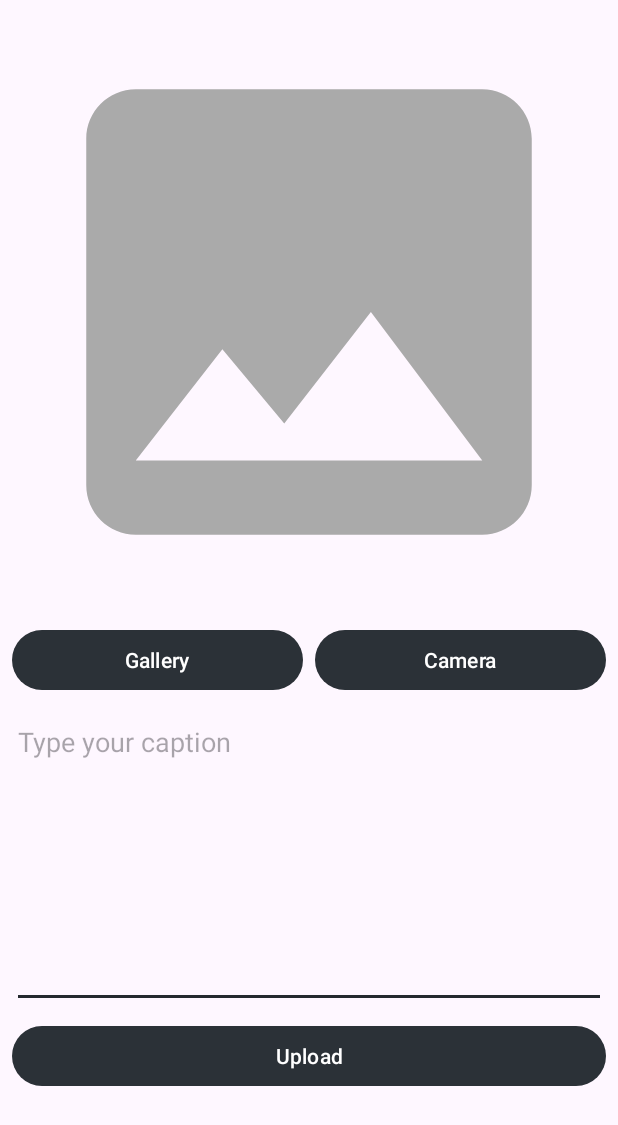
After one commit to fiknaufalh/snap-story-app, an Android app: the UploadActivity screen opened directly, with no data from a screen before it, on a phone screen of 412 x 824 dp. The commit adds this screen. Shown: the top 1125 px of the screen. Run offline under Robolectric (Android 15) with nearby library versions, the light colour scheme and no system bars; network calls fail; pictures from the network do not load.

Commit message:
feat: add upload story feature

```diff
--- a/app/src/main/AndroidManifest.xml
+++ b/app/src/main/AndroidManifest.xml
@@ -4,6 +4,7 @@
 
     <uses-permission android:name="android.permission.INTERNET" />
     <uses-permission android:name="android.permission.ACCESS_NETWORK_STATE" />
+    <uses-permission android:name="android.permission.CAMERA" />
 
     <queries>
         <package android:name="com.fiknaufalh.snapstory" />
@@ -19,6 +20,9 @@
         android:supportsRtl="true"
         android:theme="@style/Theme.SnapStory"
         tools:targetApi="31">
+        <activity
+            android:name=".view.upload.UploadActivity"
+            android:exported="false" />
         <activity
             android:name=".view.detail.DetailActivity"
             android:exported="true" />
--- a/app/src/main/java/com/fiknaufalh/snapstory/utils/ViewModelFactory.kt
+++ b/app/src/main/java/com/fiknaufalh/snapstory/utils/ViewModelFactory.kt
@@ -7,6 +7,7 @@ import com.fiknaufalh.snapstory.di.Injection
 import com.fiknaufalh.snapstory.data.MainRepository
 import com.fiknaufalh.snapstory.view.auth.AuthViewModel
 import com.fiknaufalh.snapstory.view.main.MainViewModel
+import com.fiknaufalh.snapstory.view.upload.UploadViewModel
 
 class ViewModelFactory(private val repository: MainRepository) : ViewModelProvider.NewInstanceFactory() {
 
@@ -18,6 +19,9 @@ class ViewModelFactory(private val repository: MainRepository) : ViewModelProvid
             }
             modelClass.isAssignableFrom(AuthViewModel::class.java) -> {
                 AuthViewModel(repository) as T
+            }
+            modelClass.isAssignableFrom(UploadViewModel::class.java) -> {
+                UploadViewModel(repository) as T
             }
             else -> throw IllegalArgumentException("Unknown ViewModel class: " + modelClass.name)
         }
--- a/app/src/main/java/com/fiknaufalh/snapstory/view/detail/DetailActivity.kt
+++ b/app/src/main/java/com/fiknaufalh/snapstory/view/detail/DetailActivity.kt
@@ -19,7 +19,6 @@ class DetailActivity : AppCompatActivity() {
     override fun onCreate(savedInstanceState: Bundle?) {
         super.onCreate(savedInstanceState)
         binding = ActivityDetailBinding.inflate(layoutInflater)
-        enableEdgeToEdge()
         setContentView(binding.root)
 
         val name = intent.getStringExtra(getString(R.string.passing_name))
--- a/app/src/main/java/com/fiknaufalh/snapstory/view/main/MainViewModel.kt
+++ b/app/src/main/java/com/fiknaufalh/snapstory/view/main/MainViewModel.kt
@@ -25,10 +25,6 @@ class MainViewModel(private val repository: MainRepository) : ViewModel() {
 
     private val _errorToast = MutableLiveData<Boolean?>()
     val errorToast: LiveData<Boolean?> = _errorToast
-
-    init {
-        fetchStories()
-    }
 
     fun fetchStories() {
         _isLoading.value = true
--- /dev/null
+++ b/app/src/main/java/com/fiknaufalh/snapstory/view/upload/UploadActivity.kt
@@ -0,0 +1,134 @@
+package com.fiknaufalh.snapstory.view.upload
+
+import android.Manifest
+import android.content.pm.PackageManager
+import android.net.Uri
+import android.os.Bundle
+import android.util.Log
+import android.view.View
+import android.widget.Toast
+import androidx.activity.enableEdgeToEdge
+import androidx.activity.viewModels
+import androidx.activity.result.PickVisualMediaRequest
+import androidx.activity.result.contract.ActivityResultContracts
+import androidx.appcompat.app.AppCompatActivity
+import androidx.core.content.ContextCompat
+import com.fiknaufalh.snapstory.R
+import com.fiknaufalh.snapstory.databinding.ActivityUploadBinding
+import com.fiknaufalh.snapstory.utils.ViewModelFactory
+import com.fiknaufalh.snapstory.utils.getImageUri
+import com.fiknaufalh.snapstory.utils.reduceFileImage
+import com.fiknaufalh.snapstory.utils.uriToFile
+
+class UploadActivity : AppCompatActivity() {
+
+    private lateinit var binding: ActivityUploadBinding
+    private var currentImageUri: Uri? = null
+    private val viewModel by viewModels<UploadViewModel> {
+        ViewModelFactory.getInstance(this)
+    }
+
+    override fun onCreate(savedInstanceState: Bundle?) {
+        super.onCreate(savedInstanceState)
+        enableEdgeToEdge()
+        binding = ActivityUploadBinding.inflate(layoutInflater)
+        setContentView(binding.root)
+
+        if (!allPermissionsGranted()) {
+            requestPermissionLauncher.launch(REQUIRED_PERMISSION)
+        }
+
+        binding.galleryButton.setOnClickListener { startGallery() }
+        binding.cameraButton.setOnClickListener { startCamera() }
+        binding.uploadButton.setOnClickListener { uploadImage() }
+    }
+
+    private val requestPermissionLauncher =
+        registerForActivityResult(
+            ActivityResultContracts.RequestPermission()
+        ) { isGranted: Boolean ->
+            if (isGranted) {
+                Toast.makeText(this, "Permission request granted", Toast.LENGTH_LONG).show()
+            } else {
+                Toast.makeText(this, "Permission request denied", Toast.LENGTH_LONG).show()
+            }
+        }
+
+    private fun allPermissionsGranted() =
+        ContextCompat.checkSelfPermission(
+            this,
+            REQUIRED_PERMISSION
+        ) == PackageManager.PERMISSION_GRANTED
+
+    private fun startGallery() {
+        launcherGallery.launch(PickVisualMediaRequest(ActivityResultContracts.PickVisualMedia.ImageOnly))
+    }
+
+    private val launcherGallery = registerForActivityResult(
+        ActivityResultContracts.PickVisualMedia()
+    ) { uri: Uri? ->
+        if (uri != null) {
+            currentImageUri = uri
+            showImage()
+        } else {
+            Log.d("Photo Picker", "No media selected")
+        }
+    }
+
+    private fun startCamera() {
+        currentImageUri = getImageUri(this)
+        launcherIntentCamera.launch(currentImageUri!!)
+    }
+
+    private val launcherIntentCamera = registerForActivityResult(
+        ActivityResultContracts.TakePicture()
+    ) { isSuccess ->
+        if (isSuccess) {
+            showImage()
+        }
+    }
+
+    private fun showImage() {
+        currentImageUri?.let {
+            Log.d("Image URI", "showImage: $it")
+            binding.previewImageView.setImageURI(it)
+        }
+    }
+
+    private fun uploadImage() {
+        currentImageUri?.let { uri ->
+            val imageFile = uriToFile(uri, this).reduceFileImage()
+            Log.d("Image File", "showImage: ${imageFile.path}")
+            val description = binding.captionEditText.text.toString()
+
+            showLoading(true)
+            viewModel.uploadImage(imageFile, description).observe(this) { result ->
+                if (result != null) {
+                    when (result.error) {
+                        false -> {
+                            showToast(result.message)
+                            showLoading(false)
+                        }
+                        true -> {
+                            showToast(result.message)
+                            showLoading(false)
+                        }
+                    }
+                    finish()
+                }
+            }
+        } ?: showToast(getString(R.string.empty_image_warning))
+    }
+
+    private fun showLoading(isLoading: Boolean) {
+        binding.progressIndicator.visibility = if (isLoading) View.VISIBLE else View.GONE
+    }
+
+    private fun showToast(message: String) {
+        Toast.makeText(this, message, Toast.LENGTH_SHORT).show()
+    }
+
+    companion object {
+        private const val REQUIRED_PERMISSION = Manifest.permission.CAMERA
+    }
+}
--- /dev/null
+++ b/app/src/main/res/drawable/ic_add.xml
@@ -0,0 +1,5 @@
+<vector xmlns:android="http://schemas.android.com/apk/res/android" android:height="24dp" android:tint="#FFFFFF" android:viewportHeight="24" android:viewportWidth="24" android:width="24dp">
+
+    <path android:fillColor="@android:color/white" android:pathData="M19,13h-6v6h-2v-6H5v-2h6V5h2v6h6v2z"/>
+
+</vector>
--- /dev/null
+++ b/app/src/main/res/drawable/ic_capture.xml
@@ -0,0 +1,6 @@
+<vector android:height="200dp" android:viewportHeight="100"
+    android:viewportWidth="100" android:width="200dp" xmlns:android="http://schemas.android.com/apk/res/android">
+    <path android:fillColor="@color/navy" android:pathData="M50,49.6m-50,0a50,50 0,1 1,100 0a50,50 0,1 1,-100 0"/>
+    <path android:fillColor="@color/white" android:pathData="M76.9,38h-8l-3.1,-5c-1.3,-2 -3.5,-3.2 -5.8,-3.2H40.1c-2.4,0 -4.6,1.2 -5.8,3.2l-3.1,5h-8c-1.4,0 -2.6,1.2 -2.6,2.6v26.3c0,1.4 1.2,2.6 2.6,2.6h53.8c1.4,0 2.6,-1.2 2.6,-2.6V40.6C79.5,39.2 78.3,38 76.9,38zM50,64.9c-6.5,0 -11.7,-5.3 -11.7,-11.7S43.5,41.4 50,41.4c6.5,0 11.7,5.3 11.7,11.7S56.5,64.9 50,64.9z"/>
+    <path android:fillColor="@color/white" android:pathData="M50,53.2m-8.9,0a8.9,8.9 0,1 1,17.8 0a8.9,8.9 0,1 1,-17.8 0"/>
+</vector>
--- /dev/null
+++ b/app/src/main/res/drawable/ic_place_holder.xml
@@ -0,0 +1,5 @@
+<vector android:height="24dp" android:tint="@android:color/darker_gray"
+    android:viewportHeight="24" android:viewportWidth="24"
+    android:width="24dp" xmlns:android="http://schemas.android.com/apk/res/android">
+    <path android:fillColor="@android:color/darker_gray" android:pathData="M21,19V5c0,-1.1 -0.9,-2 -2,-2H5c-1.1,0 -2,0.9 -2,2v14c0,1.1 0.9,2 2,2h14c1.1,0 2,-0.9 2,-2zM8.5,13.5l2.5,3.01L14.5,12l4.5,6H5l3.5,-4.5z"/>
+</vector>
--- /dev/null
+++ b/app/src/main/res/layout/activity_upload.xml
@@ -0,0 +1,94 @@
+<?xml version="1.0" encoding="utf-8"?>
+<ScrollView xmlns:android="http://schemas.android.com/apk/res/android"
+    xmlns:app="http://schemas.android.com/apk/res-auto"
+    xmlns:tools="http://schemas.android.com/tools"
+    android:layout_width="match_parent"
+    android:layout_height="match_parent"
+    tools:context=".view.upload.UploadActivity">
+
+    <androidx.constraintlayout.widget.ConstraintLayout
+        android:layout_width="match_parent"
+        android:layout_height="wrap_content">
+
+        <com.google.android.material.progressindicator.LinearProgressIndicator
+            android:id="@+id/progressIndicator"
+            android:layout_width="match_parent"
+            android:layout_height="wrap_content"
+            android:indeterminate="true"
+            android:visibility="gone"
+            app:layout_constraintEnd_toEndOf="parent"
+            app:layout_constraintStart_toStartOf="parent"
+            app:layout_constraintTop_toTopOf="parent" />
+
+        <ImageView
+            android:id="@+id/previewImageView"
+            android:layout_width="match_parent"
+            android:layout_height="400dp"
+            android:layout_marginStart="8dp"
+            android:layout_marginTop="8dp"
+            android:layout_marginEnd="8dp"
+            android:layout_marginBottom="8dp"
+            android:contentDescription="@string/upload_image_preview"
+            app:layout_constraintBottom_toTopOf="@+id/cameraButton"
+            app:layout_constraintEnd_toEndOf="parent"
+            app:layout_constraintStart_toStartOf="parent"
+            app:layout_constraintTop_toTopOf="parent"
+            app:srcCompat="@drawable/ic_place_holder" />
+
+        <Button
+            android:id="@+id/cameraButton"
+            android:layout_width="0dp"
+            android:layout_height="wrap_content"
+            android:layout_marginStart="8dp"
+            android:layout_marginEnd="8dp"
+            android:layout_marginBottom="8dp"
+            android:text="@string/camera"
+            app:layout_constraintBottom_toTopOf="@+id/captionEditText"
+            app:layout_constraintEnd_toEndOf="parent"
+            app:layout_constraintHorizontal_bias="0.5"
+            app:layout_constraintStart_toEndOf="@+id/galleryButton" />
+
+        <Button
+            android:id="@+id/galleryButton"
+            android:layout_width="0dp"
+            android:layout_height="wrap_content"
+            android:layout_marginStart="8dp"
+            android:elevation="2dp"
+            android:scaleType="fitCenter"
+            android:text="@string/gallery"
+            app:layout_constraintBottom_toBottomOf="@+id/cameraButton"
+            app:layout_constraintEnd_toStartOf="@+id/cameraButton"
+            app:layout_constraintHorizontal_bias="0.5"
+            app:layout_constraintStart_toStartOf="parent"
+            app:layout_constraintTop_toTopOf="@+id/cameraButton" />
+
+        <EditText
+            android:id="@+id/captionEditText"
+            android:layout_width="0dp"
+            android:layout_height="200dp"
+            android:layout_marginStart="8dp"
+            android:layout_marginEnd="8dp"
+            android:layout_marginBottom="8dp"
+            android:autofillHints="Description"
+            android:hint="@string/desc_hint"
+            android:inputType="textMultiLine"
+            android:gravity="top"
+            app:layout_constraintBottom_toTopOf="@+id/uploadButton"
+            app:layout_constraintEnd_toEndOf="parent"
+            app:layout_constraintStart_toStartOf="parent"/>
+
+        <Button
+            android:id="@+id/uploadButton"
+            android:layout_width="0dp"
+            android:layout_height="wrap_content"
+            android:layout_marginStart="8dp"
+            android:layout_marginEnd="8dp"
+            android:layout_marginBottom="8dp"
+            android:text="@string/upload"
+            app:layout_constraintBottom_toBottomOf="parent"
+            app:layout_constraintEnd_toEndOf="parent"
+            app:layout_constraintStart_toStartOf="parent" />
+
+    </androidx.constraintlayout.widget.ConstraintLayout>
+
+</ScrollView>
--- a/app/src/main/res/values/strings.xml
+++ b/app/src/main/res/values/strings.xml
@@ -1,7 +1,7 @@
 <resources>
     <string name="app_name">SnapStory</string>
-    <string name="signup">Daftar</string>
-    <string name="login">Masuk</string>
+    <string name="signup">Register</string>
+    <string name="login">Login</string>
     <string name="message_welcome_page">Mau belajar Android, iOS, Machine Learning, Cloud, Front-End, Back-End, dan bidang IT lainnya? Di Dicoding aja!</string>
     <string name="title_welcome_page">Selamat datang di Dicoding!</string>
     <string name="title_signup_page">Lengkapi data dirimu di bawah ini ya</string>
@@ -9,12 +9,12 @@
     <string name="password">Password</string>
     <string name="message_login_page">Masukkan dulu datamu ya</string>
     <string name="title_login_page">Sudah siap untuk upgrade skill?</string>
-    <string name="name">Nama</string>
+    <string name="name">name</string>
     <string name="message_main_page">Selamat Belajar di Dicoding.</string>
     <string name="greeting">Halo %1$s,</string>
-    <string name="logout">Keluar</string>
-    <string name="login_email_hint">Masukkan nama Anda</string>
-    <string name="login_password_hint">Masukkan password</string>
+    <string name="logout">Logout</string>
+    <string name="login_email_hint">Enter your email</string>
+    <string name="login_password_hint">Enter your password</string>
     <string name="user_name">User Name</string>
     <string name="lorem_ipsum">Lorem Ipsum is simply dummy text of the printing and typesetting industry. Lorem Ipsum has been the industry\'s standard dummy text ever since the 1500s, when an unknown printer took a galley of type and scrambled it to make a type specimen book. It has survived not only five centuries, but also the leap into electronic typesetting, remaining essentially unchanged. It was popularised in the 1960s with the release of Letraset sheets containing Lorem Ipsum passages, and more recently with desktop publishing software like Aldus PageMaker including versions of Lorem Ipsum.</string>
     <string name="image_of_story">Image of Story</string>
@@ -22,4 +22,12 @@
     <string name="passing_desc">STORY_DESC</string>
     <string name="passing_image">STORY_IMAGE</string>
     <string name="failed_retrieve_msg">Failed to retrieve the data</string>
+
+    <string name="camera">Camera</string>
+    <string name="gallery">Gallery</string>
+    <string name="upload">Upload</string>
+    <string name="empty_image_warning">Please insert the image file first.</string>
+    <string name="desc_hint">Type your caption</string>
+    <string name="upload_image_preview">Upload Image Preview</string>
+    <string name="add_button">Button for add story</string>
 </resources>
```
Also changed, not shown: app/src/main/java/com/fiknaufalh/snapstory/data/MainRepository.kt (+15 -0 lines), app/src/main/java/com/fiknaufalh/snapstory/data/remote/responses/FileUploadResponse.kt (added, +10 -0 lines), app/src/main/java/com/fiknaufalh/snapstory/data/remote/retrofit/ApiService.kt (+10 -0 lines), app/src/main/java/com/fiknaufalh/snapstory/utils/ImageProcessor.kt (added, +107 -0 lines), app/src/main/java/com/fiknaufalh/snapstory/view/main/MainActivity.kt (+12 -0 lines), app/src/main/java/com/fiknaufalh/snapstory/view/upload/UploadViewModel.kt (added, +47 -0 lines), app/src/main/res/drawable/ic_switch_camera.xml (added, +7 -0 lines), app/src/main/res/layout/activity_main.xml (+14 -12 lines).
